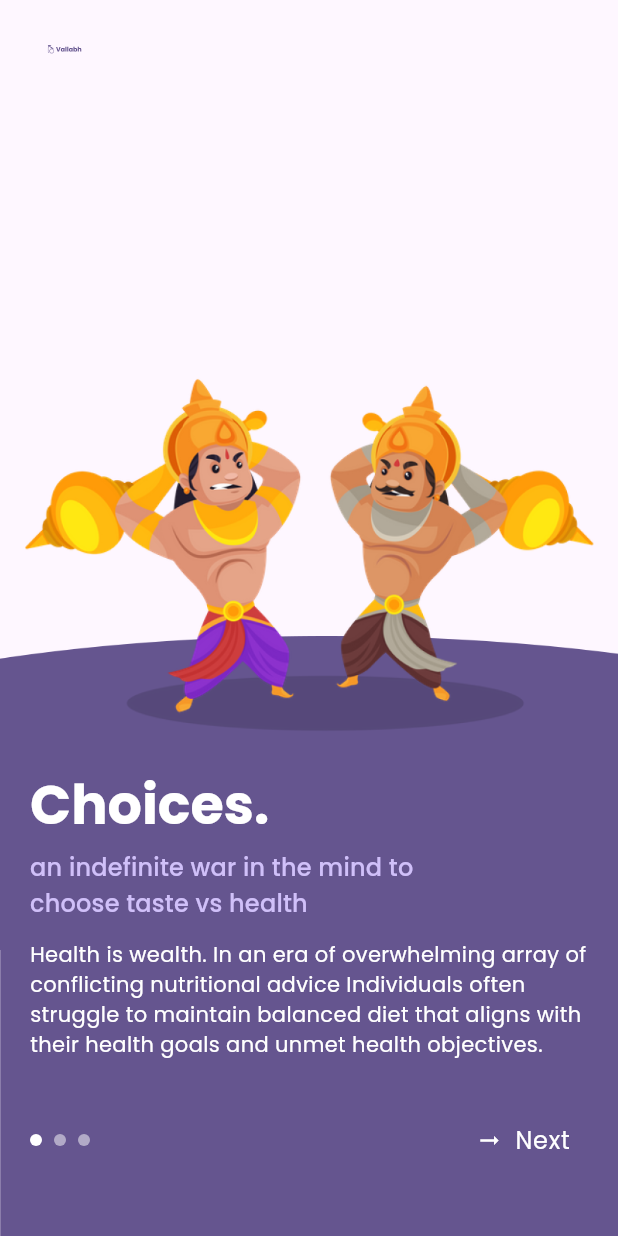
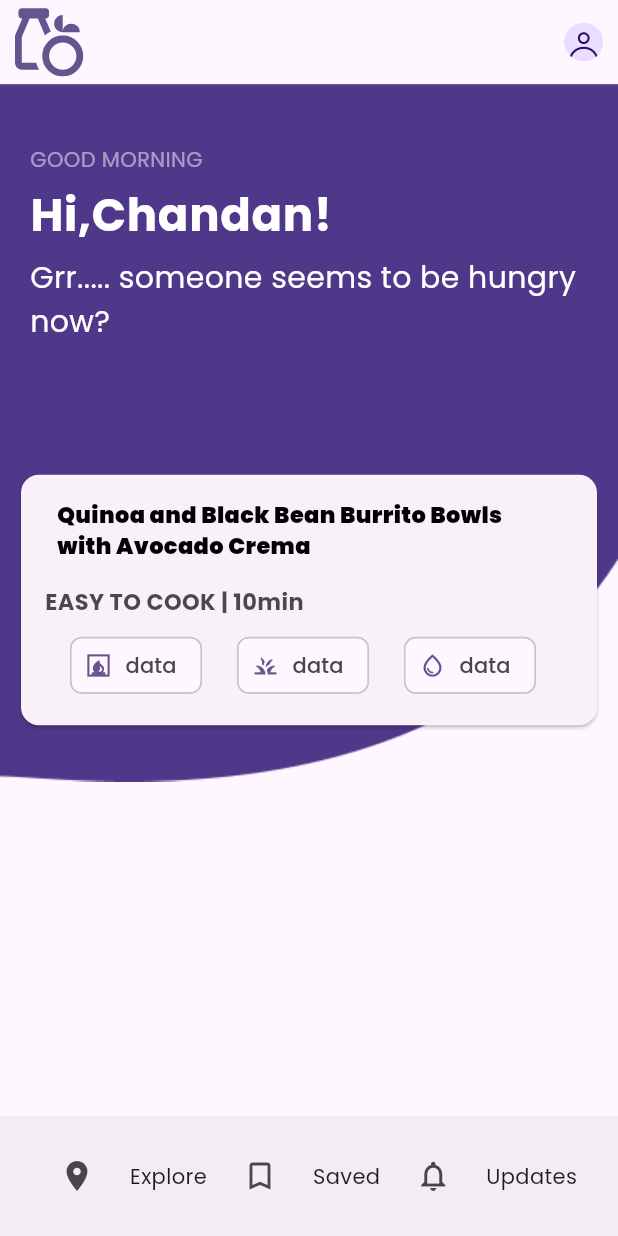
Before and after one commit to ChandanKhamitkar/trinetra_vallabh, a Flutter app: the screen it shows after launch, on a phone screen of 412 x 824 dp. Run offline on Flutter 3.47's test engine with Material 3 defaults, Android fonts, the light colour scheme and no system bars; our stand-ins replace flutter_svg, google_fonts.

Commit message:
Added UI for dashboard
Signed-off-by: Revanth Peethala <rpeethal@gitam.in>

```diff
--- /dev/null
+++ b/lib/UI/screens/home_screen.dart
@@ -0,0 +1,147 @@
+// ignore_for_file: deprecated_member_use
+
+import 'package:flutter/material.dart';
+import 'package:flutter_svg/flutter_svg.dart';
+import 'package:trinetra_vallabh/UI/components/custom_appbar.dart';
+
+class HomeScreenPage extends StatefulWidget {
+  const HomeScreenPage({super.key});
+
+  @override
+  State<HomeScreenPage> createState() => _HomeScreenPageState();
+}
+
+class _HomeScreenPageState extends State<HomeScreenPage> {
+  @override
+  Widget build(BuildContext context) {
+    return Scaffold(
+      appBar: const CustomAppbar(
+        rightImagePath: 'images/non-user.png',
+      ),
+      bottomNavigationBar: BottomAppBar(
+        child: Row(
+          mainAxisAlignment: MainAxisAlignment.spaceEvenly,
+          children: [
+            IconButton(
+              icon: const Icon(Icons.location_on),
+              onPressed: () {},
+            ),
+            Text('Explore'),
+            IconButton(
+              icon: const Icon(Icons.bookmark_border),
+              onPressed: () {
+                setState(() {});
+              },
+            ),
+            Text('Saved'),
+            IconButton(
+              icon: const Icon(Icons.notifications_none),
+              onPressed: () {},
+            ),
+            Text('Updates'),
+          ],
+        ),
+      ),
+      body: Stack(children: [
+        Image.asset(
+          'images/Ellipse-five.png',
+          width: double.infinity,
+          fit: BoxFit.fill,
+        ),
+        Padding(
+          padding: const EdgeInsets.only(top: 40, left: 20),
+          child: Column(
+              mainAxisAlignment: MainAxisAlignment.start,
+              crossAxisAlignment: CrossAxisAlignment.start,
+              children: [
+                Text(
+                  'GOOD MORNING',
+                  style: Theme.of(context)
+                      .textTheme
+                      .bodyMedium
+                      ?.copyWith(color: Colors.white.withOpacity(0.5)),
+                ),
+                SizedBox(height: 5),
+                Text(
+                  'Hi,Chandan!',
+                  style: Theme.of(context).textTheme.bodyLarge?.copyWith(
+                      color: Colors.white.withOpacity(1.0),
+                      fontSize: 30,
+                      fontWeight: FontWeight.bold),
+                ),
+                SizedBox(height: 5),
+                Text(
+                  'Grr..... someone seems to be hungry now?',
+                  style: Theme.of(context).textTheme.bodyMedium?.copyWith(
+                        color: Colors.white.withOpacity(1.0),
+                        fontSize: 20,
+                      ),
+                )
+              ]),
+        ),
+        Align(
+          alignment: Alignment.center,
+          child: Padding(
+            padding: const EdgeInsets.all(10.0),
+            child: Card(
+              child: ListTile(
+                title: Padding(
+                  padding: const EdgeInsets.all(8.0),
+                  child: Text(
+                      'Quinoa and Black Bean Burrito Bowls with Avocado Crema',
+                      style: Theme.of(context).textTheme.bodyMedium?.copyWith(
+                          color: Colors.black.withOpacity(1.0),
+                          fontSize: 15,
+                          fontWeight: FontWeight.w900)),
+                ),
+                subtitle: Column(
+                  mainAxisSize: MainAxisSize.min,
+                  crossAxisAlignment: CrossAxisAlignment.start,
+                  children: [
+                    Padding(
+                      padding: const EdgeInsets.only(top: 8.0),
+                      child: Text('EASY TO COOK | 10min',
+                          style: Theme.of(context)
+                              .textTheme
+                              .bodyMedium
+                              ?.copyWith(
+                                  color: Colors.black.withOpacity(0.7),
+                                  fontSize: 15,
+                                  fontWeight: FontWeight.w700)),
+                    ),
+                    Padding(
+                      padding: const EdgeInsets.all(8.0),
+                      child: Row(
+                        spacing: 6,
+                        children: [
+                          Expanded(
+                            child: Chip(
+                              avatar: Icon(Icons.fireplace_sharp),
+                              label: Text('data'),
+                            ),
+                          ),
+                          Expanded(
+                            child: Chip(
+                              avatar: Icon(Icons.grass_rounded),
+                              label: Text('data'),
+                            ),
+                          ),
+                          Expanded(
+                            child: Chip(
+                              avatar: Icon(Icons.water_drop_outlined),
+                              label: Text('data'),
+                            ),
+                          ),
+                        ],
+                      ),
+                    )
+                  ],
+                ),
+              ),
+            ),
+          ),
+        )
+      ]),
+    );
+  }
+}
--- a/lib/main.dart
+++ b/lib/main.dart
@@ -1,5 +1,6 @@
 import 'package:flutter/material.dart';
 import 'package:google_fonts/google_fonts.dart';
+import 'package:trinetra_vallabh/UI/screens/home_screen.dart';
 import 'package:trinetra_vallabh/UI/screens/onboarding/onboarding_page.dart';
 import 'dart:async';
 
@@ -20,7 +21,7 @@ class MyApp extends StatelessWidget {
         colorScheme: ColorScheme.fromSeed(seedColor: Colors.deepPurple),
         useMaterial3: true,
       ),
-      home: const MyHomePage(),
+      home: const HomeScreenPage(),
     );
   }
 }
@@ -54,8 +55,7 @@ class _MyHomePageState extends State<MyHomePage> {
           child: Column(
             crossAxisAlignment: CrossAxisAlignment.center,
             children: [
-              Image.asset("images/brand-name.png",
-                  width: 262, height: 88),
+              Image.asset("images/brand-name.png", width: 262, height: 88),
               SizedBox(height: 24),
               const LinearProgressIndicator(),
               Expanded(
```
Also changed, not shown: images/Ellipse-five.png (added).
